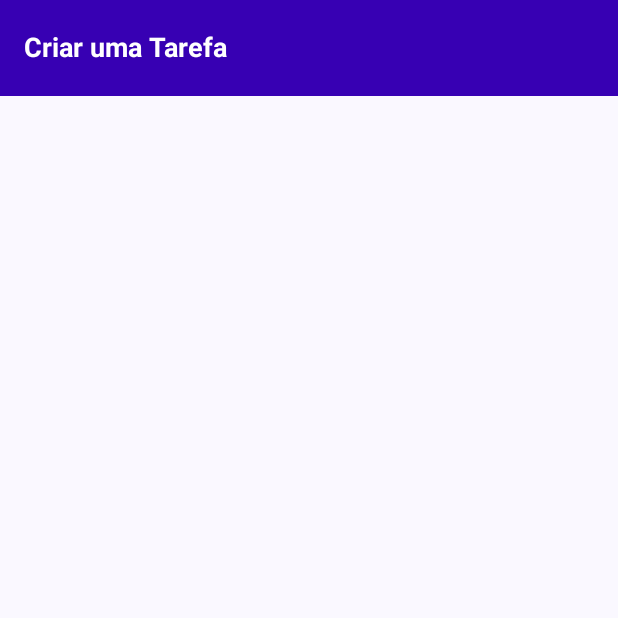
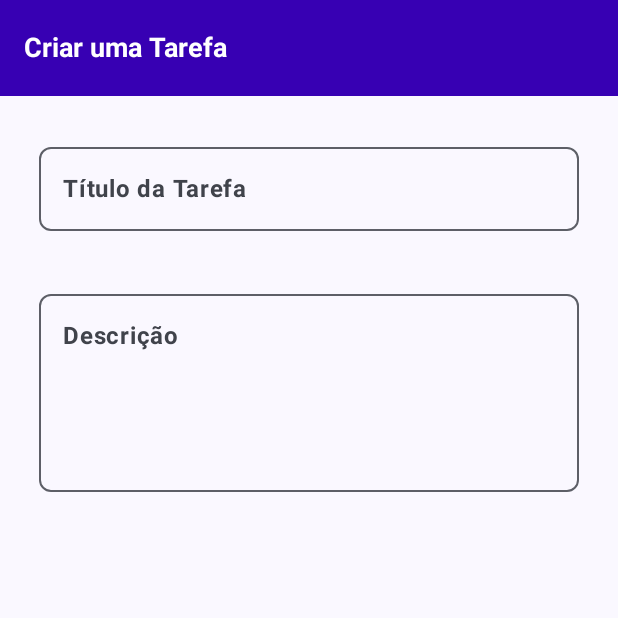
Before and after one commit to hvenanc/Lista-de-Tarefas, an Android app built with Jetpack Compose: the salvarTarefa screen opened through its navigation route, on a phone screen of 412 x 824 dp, the top half of it. Run offline under Robolectric (Android 15) with nearby library versions, the phone set to English and light mode, and no system bars.

Commit message:
feat (app): Criação dos inputs de título e descrição de tarefa

```diff
--- /dev/null
+++ b/app/src/main/java/com/example/listadetarefas/components/TarefaForm.kt
@@ -0,0 +1,85 @@
+package com.example.listadetarefas.components
+
+import androidx.compose.foundation.layout.Column
+import androidx.compose.foundation.layout.Spacer
+import androidx.compose.foundation.layout.fillMaxSize
+import androidx.compose.foundation.layout.fillMaxWidth
+import androidx.compose.foundation.layout.height
+import androidx.compose.foundation.layout.padding
+import androidx.compose.foundation.layout.size
+import androidx.compose.foundation.rememberScrollState
+import androidx.compose.foundation.shape.RoundedCornerShape
+import androidx.compose.foundation.verticalScroll
+import androidx.compose.material3.OutlinedTextField
+import androidx.compose.material3.OutlinedTextFieldDefaults
+import androidx.compose.material3.Text
+import androidx.compose.runtime.Composable
+import androidx.compose.runtime.getValue
+import androidx.compose.runtime.mutableStateOf
+import androidx.compose.runtime.saveable.rememberSaveable
+import androidx.compose.runtime.setValue
+import androidx.compose.ui.Modifier
+import androidx.compose.ui.text.TextStyle
+import androidx.compose.ui.text.font.FontWeight
+import androidx.compose.ui.unit.dp
+import com.example.listadetarefas.ui.theme.Black
+import com.example.listadetarefas.ui.theme.Ciano
+
+@Composable
+fun tarefaForm() {
+
+    var tituloTarefa by rememberSaveable { mutableStateOf("") }
+    var descricaoTarefa by rememberSaveable { mutableStateOf ("") }
+
+    Column(
+        modifier = Modifier
+            .fillMaxSize()
+            .verticalScroll(rememberScrollState())
+
+    ) {
+        OutlinedTextField(
+            value = tituloTarefa,
+            label = {
+                Text(
+                    text = "Título da Tarefa",
+                    fontWeight = FontWeight.Bold,
+                )
+            },
+            modifier = Modifier.fillMaxWidth()
+                .padding(10.dp, 10.dp, 10.dp, 0.dp),
+            onValueChange = {tituloTarefa = it},
+            textStyle = TextStyle(
+                color = Black,
+                fontWeight = FontWeight.Bold,
+            ),
+            maxLines = 1,
+            colors = OutlinedTextFieldDefaults.colors(
+                focusedBorderColor = Ciano
+            ),
+            shape = RoundedCornerShape(8.dp)
+        )
+        Spacer(modifier = Modifier.size(24.dp))
+        OutlinedTextField(
+            value = descricaoTarefa,
+            label = {
+                Text(
+                    text = "Descrição",
+                    fontWeight = FontWeight.Bold,
+                )
+            },
+            modifier = Modifier.fillMaxWidth().height(150.dp)
+                .padding(10.dp, 10.dp, 10.dp, 0.dp),
+            onValueChange = {descricaoTarefa = it},
+            textStyle = TextStyle(
+                color = Black,
+                fontWeight = FontWeight.Bold,
+            ),
+            maxLines = 5,
+            colors = OutlinedTextFieldDefaults.colors(
+                focusedBorderColor = Ciano
+            ),
+            shape = RoundedCornerShape(8.dp)
+        )
+    }
+
+}
--- a/app/src/main/java/com/example/listadetarefas/ui/theme/Color.kt
+++ b/app/src/main/java/com/example/listadetarefas/ui/theme/Color.kt
@@ -12,3 +12,4 @@ val Pink40 = Color(0xFF7D5260)
 val White = Color(0xFFFFFFFF)
 val Black = Color(0xFF000000)
 val Purple700 = Color(0xFF3700B3)
+val Ciano = Color(0xFF00BFFF)
--- a/app/src/main/java/com/example/listadetarefas/view/SalvarTarefas.kt
+++ b/app/src/main/java/com/example/listadetarefas/view/SalvarTarefas.kt
@@ -1,24 +1,29 @@
 package com.example.listadetarefas.view
 
-import android.annotation.SuppressLint
+import androidx.compose.foundation.layout.Column
+import androidx.compose.foundation.layout.fillMaxWidth
+import androidx.compose.foundation.layout.padding
 import androidx.compose.material3.ExperimentalMaterial3Api
 import androidx.compose.material3.Scaffold
 import androidx.compose.material3.Text
 import androidx.compose.material3.TopAppBar
 import androidx.compose.material3.TopAppBarDefaults.topAppBarColors
 import androidx.compose.runtime.Composable
+import androidx.compose.ui.Modifier
 import androidx.compose.ui.text.font.FontWeight
+import androidx.compose.ui.unit.dp
 import androidx.compose.ui.unit.sp
 import androidx.navigation.NavController
+import com.example.listadetarefas.components.tarefaForm
 import com.example.listadetarefas.ui.theme.Purple700
 import com.example.listadetarefas.ui.theme.White
 
-@SuppressLint("UnusedMaterial3ScaffoldPaddingParameter")
 @OptIn(ExperimentalMaterial3Api::class)
 @Composable
 fun salvarTarefa(
     navController: NavController
 ) {
+
     Scaffold(
         topBar = {
             TopAppBar(
@@ -34,8 +39,16 @@ fun salvarTarefa(
                     )
                 }
             )
+        },
+        content = {innerPadding ->
+            Column(
+                modifier = Modifier
+                    .padding(innerPadding)
+                    .padding(16.dp)
+                    .fillMaxWidth()
+            ) {
+                tarefaForm()
+            }
         }
-    ) {
-
-    }
+    )
 }
```
